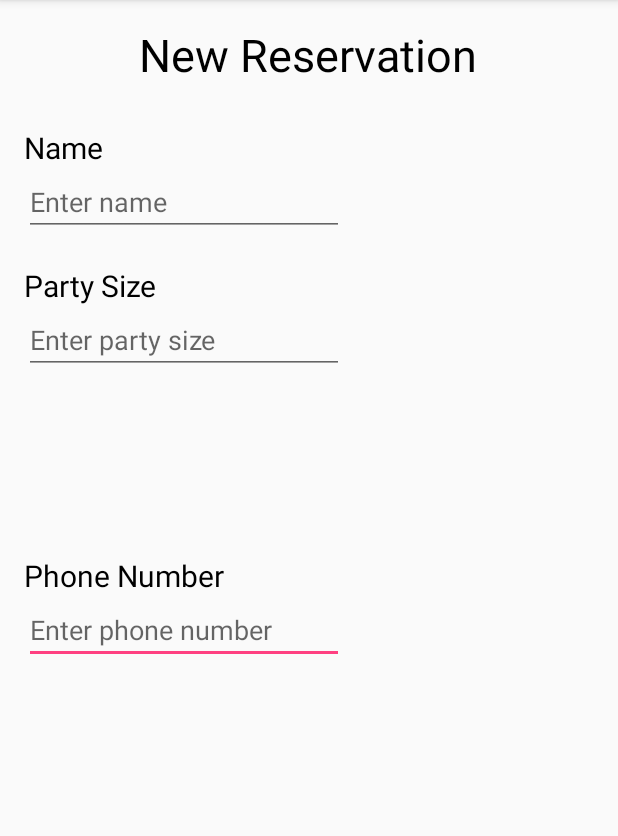
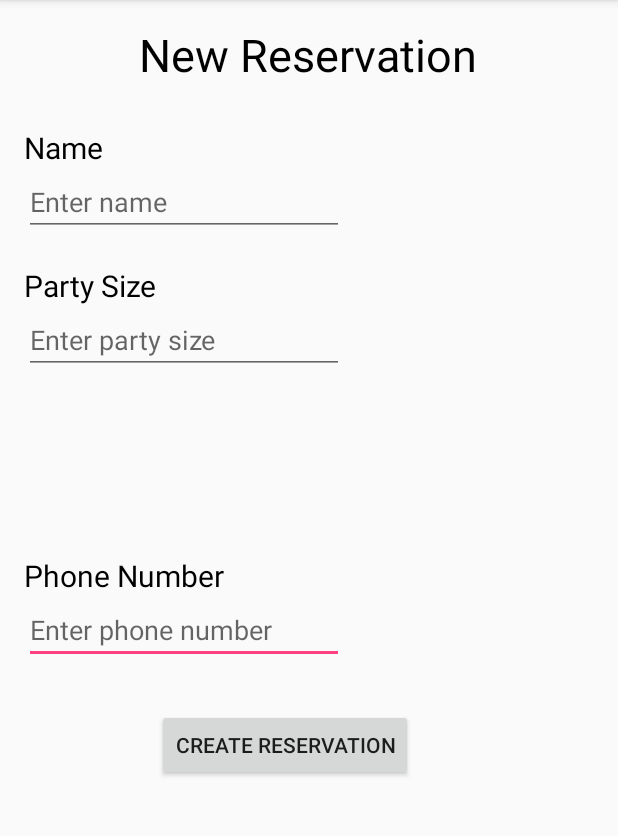
Before and after one commit to umdcs/restaurantPagingApp, an Android app: the CreateReservationActivity screen opened directly, with no data from a screen before it, on a phone screen of 412 x 824 dp, the part 84-920 px from its top. Run offline under Robolectric (Android 15) with nearby library versions, the phone set to English and light mode, and no system bars.

Commit message:
Made it so that when the make reservation button is clicked in the main activity, the make reservation activity begins. When the make reservation button is clicked in the make reservation activity, the information is sent back to to main activity, which uses that information to create a new reservation.

```diff
--- a/Android/RestaurantPagingApp/app/src/main/java/edu/umn/d/restaurantpagingapp/ModelViewPresenterComponents.java
+++ b/Android/RestaurantPagingApp/app/src/main/java/edu/umn/d/restaurantpagingapp/ModelViewPresenterComponents.java
@@ -27,7 +27,7 @@ public interface ModelViewPresenterComponents{
         // provides access to the info the user entered
         // - in this way, the views communicate data entered by the user
         //   to be sent to the master list
-        void clickCreateReservation(final String name, final int partySize, final int arrivalTime);
+        void clickCreateReservation(final String name, final int partySize, final String phoneNumber);
 
         List getReservation();
     }
@@ -39,7 +39,7 @@ public interface ModelViewPresenterComponents{
     interface Model
     {
         List getAllReservations();
-        void createReservation(String name, int partySize, int phoneNumber);
+        void createReservation(String name, int partySize, String phoneNumber);
         void addReservation(Reservation reservation);
     }
 }
--- a/Android/RestaurantPagingApp/app/src/main/java/edu/umn/d/restaurantpagingapp/RPAPresenter.java
+++ b/Android/RestaurantPagingApp/app/src/main/java/edu/umn/d/restaurantpagingapp/RPAPresenter.java
@@ -14,6 +14,8 @@ public class RPAPresenter implements ModelViewPresenterComponents.RPAPresenterCo
     // presenter needs to talk with this model
     private ModelViewPresenterComponents.Model mModel;
     private ModelViewPresenterComponents.View mView;
+
+
 
     public RPAPresenter(ModelViewPresenterComponents.View rpaView)
     {
@@ -33,8 +35,8 @@ public class RPAPresenter implements ModelViewPresenterComponents.RPAPresenterCo
     // this will be called by the view to relay the user data here.  Once here, it can
     // be checked and potentially sent on to the model.
     @Override
-    public void clickCreateReservation(String name, int partySize, int arrivalTime) {
-        mModel.createReservation(name,partySize,arrivalTime);
+    public void clickCreateReservation(String name, int partySize, String phoneNum) {
+        mModel.createReservation(name,partySize,phoneNum);
         mView.notifyCustomerListUpdated();
     }
 }
--- a/Android/RestaurantPagingApp/app/src/main/res/layout/activity_create_reservation.xml
+++ b/Android/RestaurantPagingApp/app/src/main/res/layout/activity_create_reservation.xml
@@ -47,7 +47,7 @@
     <EditText
         android:layout_width="wrap_content"
         android:layout_height="wrap_content"
-        android:inputType="number"
+        android:inputType="text"
         android:ems="10"
         android:id="@+id/phoneNumEditTest"
         android:hint="Enter phone number"
@@ -88,4 +88,15 @@
         android:layout_alignParentLeft="true"
         android:layout_alignParentStart="true" />
 
+    <Button
+        android:text="Create Reservation"
+        android:layout_width="wrap_content"
+        android:layout_height="wrap_content"
+        android:layout_marginTop="30dp"
+        android:id="@+id/createReservationButton"
+        android:layout_below="@+id/phoneNumEditTest"
+        android:layout_toRightOf="@+id/partySizeLabel"
+        android:layout_toEndOf="@+id/partySizeLabel"
+        android:onClick="onClickCreateReservation" />
+
 </RelativeLayout>
```
Also changed, not shown: Android/RestaurantPagingApp/app/src/main/java/edu/umn/d/restaurantpagingapp/CreateReservationActivity.java (+19 -0 lines), Android/RestaurantPagingApp/app/src/main/java/edu/umn/d/restaurantpagingapp/CreateReservationPresenter.java (added, +19 -0 lines), Android/RestaurantPagingApp/app/src/main/java/edu/umn/d/restaurantpagingapp/MainActivity.java (+16 -2 lines), Android/RestaurantPagingApp/app/src/main/java/edu/umn/d/restaurantpagingapp/RPAModel.java (+6 -2 lines), Android/RestaurantPagingApp/app/src/main/java/edu/umn/d/restaurantpagingapp/Reservation.java (+4 -4 lines).
